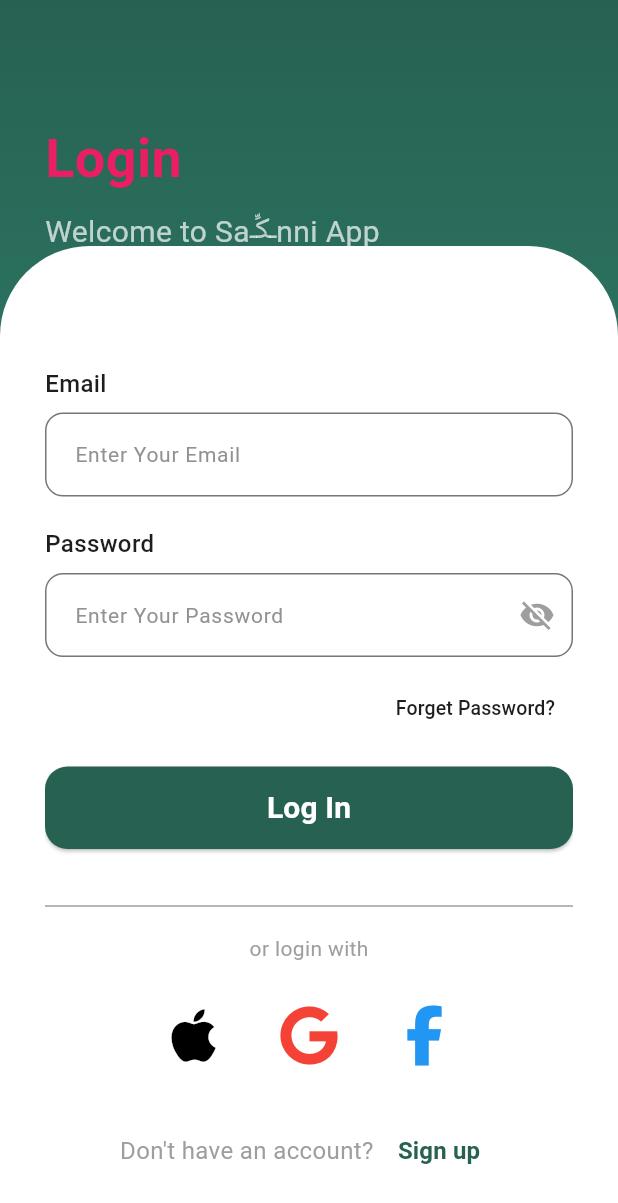
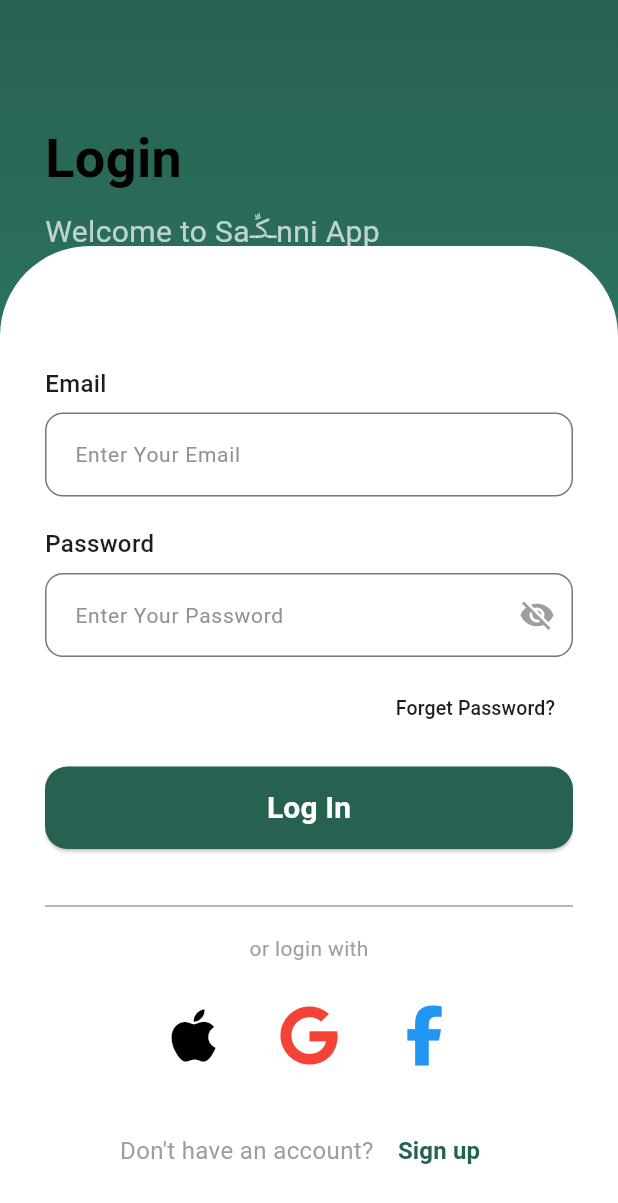
Before and after one commit to Farah405/Flutter_App, a Flutter app: the screen it shows after launch, on a phone screen of 412 x 824 dp. Shown: the top 1203 px of the screen. Run offline on Flutter 3.47's test engine with Material 3 defaults, Android fonts, the phone set to English and light mode, and no system bars; our stand-ins replace font_awesome_flutter.

Commit message:
Changing login color to black

```diff
--- a/lib/main.dart
+++ b/lib/main.dart
@@ -47,7 +47,7 @@ class _MyAppState extends State<MyApp> {
                   style: TextStyle(
                     fontSize: 36,
                     fontWeight: FontWeight.bold,
-                    color: Colors.pink,
+                    color: Colors.black,
                   ),
                 ),
                 SizedBox(height: 8),
```
